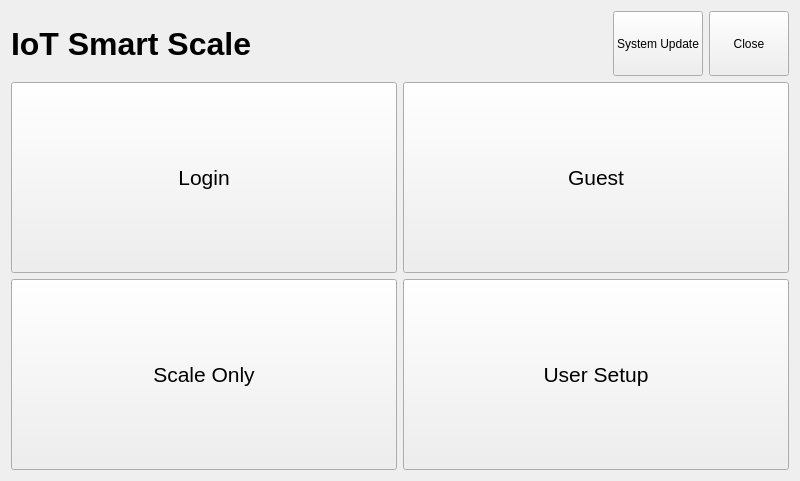
Qt form v3/qt/mainMenu/mainmenu.ui (twschung/IoT-Smart-Scale) before a commit.
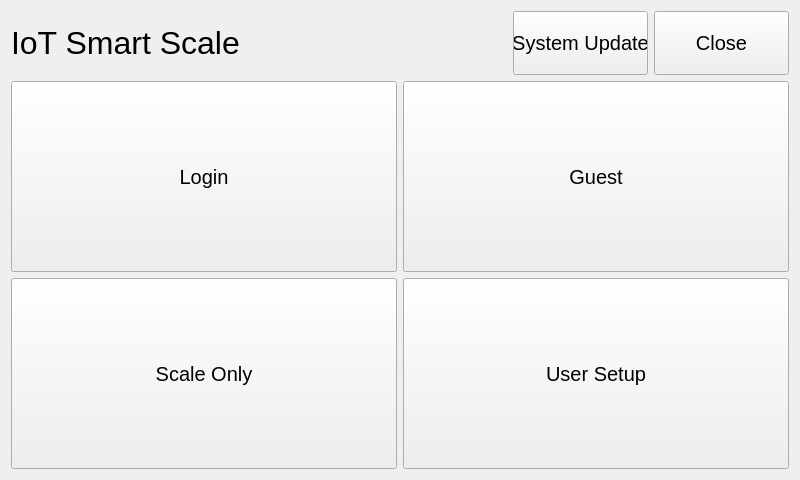
The same form after that commit.

Commit message: Updated main menu and tracking menu ui

What changed in the file:
```diff
--- a/v3/qt/mainMenu/mainmenu.ui
+++ b/v3/qt/mainMenu/mainmenu.ui
@@ -26,10 +26,7 @@
        </property>
        <property name="font">
         <font>
-         <family>Helvetica Neue</family>
          <pointsize>24</pointsize>
-         <weight>75</weight>
-         <bold>true</bold>
         </font>
        </property>
        <property name="text">
@@ -52,12 +49,23 @@
      </item>
      <item>
       <widget class="QPushButton" name="btn_update">
+       <property name="sizePolicy">
+        <sizepolicy hsizetype="Fixed" vsizetype="Minimum">
+         <horstretch>0</horstretch>
+         <verstretch>0</verstretch>
+        </sizepolicy>
+       </property>
        <property name="minimumSize">
         <size>
-         <width>0</width>
-         <height>65</height>
+         <width>135</width>
+         <height>0</height>
         </size>
        </property>
+       <property name="font">
+        <font>
+         <pointsize>15</pointsize>
+        </font>
+       </property>
        <property name="text">
         <string>System Update</string>
        </property>
@@ -65,12 +73,23 @@
      </item>
      <item>
       <widget class="QPushButton" name="btn_close">
+       <property name="sizePolicy">
+        <sizepolicy hsizetype="Fixed" vsizetype="Minimum">
+         <horstretch>0</horstretch>
+         <verstretch>0</verstretch>
+        </sizepolicy>
+       </property>
        <property name="minimumSize">
         <size>
-         <width>0</width>
-         <height>65</height>
+         <width>135</width>
+         <height>0</height>
         </size>
        </property>
+       <property name="font">
+        <font>
+         <pointsize>15</pointsize>
+        </font>
+       </property>
        <property name="text">
         <string>Close</string>
        </property>
@@ -88,8 +107,7 @@
      </property>
      <property name="font">
       <font>
-       <family>Helvetica Neue</family>
-       <pointsize>16</pointsize>
+       <pointsize>15</pointsize>
       </font>
      </property>
      <property name="text">
@@ -107,8 +125,7 @@
      </property>
      <property name="font">
       <font>
-       <family>Helvetica Neue</family>
-       <pointsize>16</pointsize>
+       <pointsize>15</pointsize>
       </font>
      </property>
      <property name="text">
@@ -126,8 +143,7 @@
      </property>
      <property name="font">
       <font>
-       <family>Helvetica Neue</family>
-       <pointsize>16</pointsize>
+       <pointsize>15</pointsize>
       </font>
      </property>
      <property name="text">
@@ -145,8 +161,7 @@
      </property>
      <property name="font">
       <font>
-       <family>Helvetica Neue</family>
-       <pointsize>16</pointsize>
+       <pointsize>15</pointsize>
       </font>
      </property>
      <property name="text">
```
The commit also changes 5 other files.
